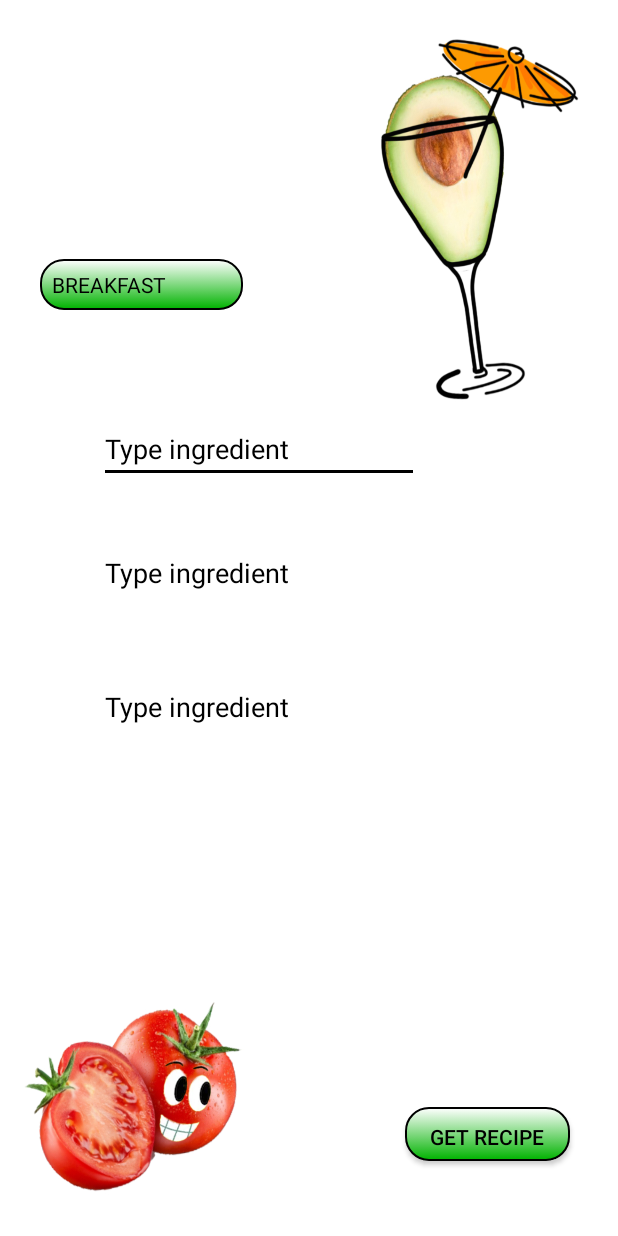
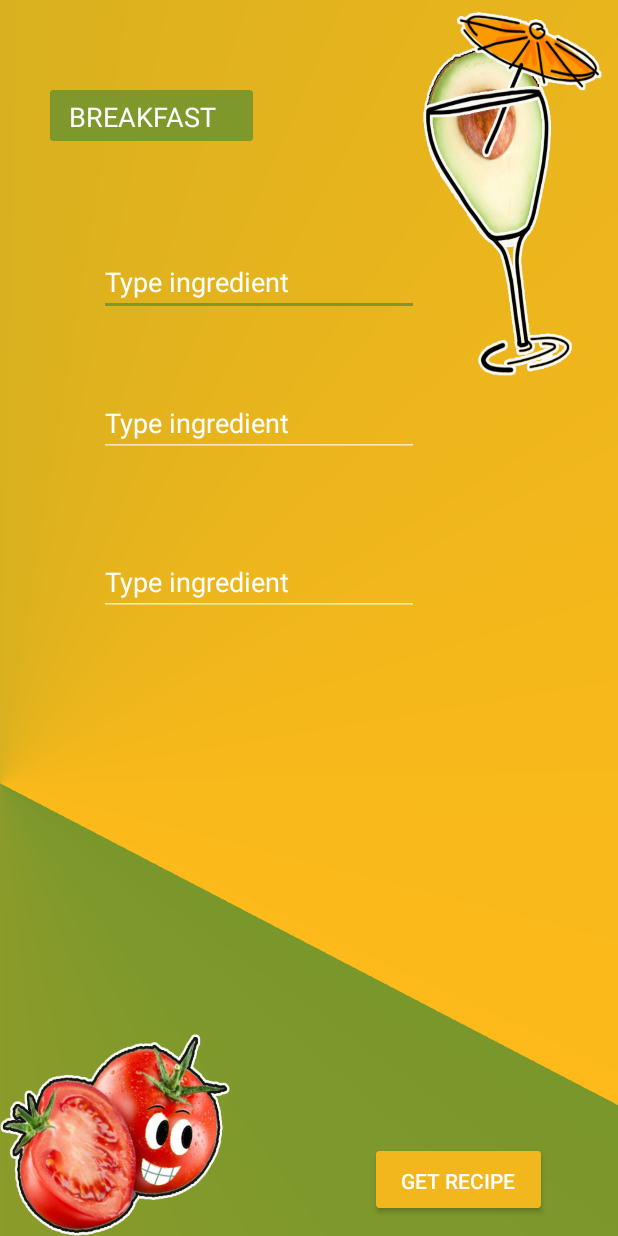
Before and after one commit to AneliaBlagoeva/AndroidReciepeRecommender, an Android app: the screen it shows after launch (MainActivity), on a phone screen of 412 x 824 dp. Run offline under Robolectric (Android 15) with nearby library versions, the phone set to English and light mode, and no system bars.

Commit message:
Changed first screen UI.

```diff
--- a/app/src/main/res/drawable/button_custom.xml
+++ b/app/src/main/res/drawable/button_custom.xml
@@ -6,9 +6,9 @@
                         android:color="@color/colorGradientLight"/>
                 <stroke
                         android:width="2dp"
-                        android:color="@color/colorAccent"/>
+                        android:color="@color/colorGradientLight"/>
                 <corners
-                        android:radius="6dp"/>
+                        android:radius="1dp"/>
                 <padding
                         android:bottom="10dp"
                         android:left="10dp"
@@ -19,16 +19,13 @@
         </item>
         <item>
         <shape>
-        <gradient
-                android:angle="270"
-                android:endColor="@color/colorGradientLight"
-                android:startColor="@color/colorPrimary"
-                android:type="linear"/>
-        <stroke
-                android:width="1dp"
-                android:color="@color/colorAccent"/>
+            <solid
+                    android:color="@color/colorGradientLight"/>
+            <stroke
+                    android:width="2dp"
+                    android:color="@color/colorGradientLight"/>
         <corners
-                android:radius="15dp"/>
+                android:radius="1dp"/>
         <padding
                 android:bottom="10dp"
                 android:left="10dp"
--- a/app/src/main/res/drawable/spinner_gradient.xml
+++ b/app/src/main/res/drawable/spinner_gradient.xml
@@ -3,11 +3,11 @@
     <item><layer-list>
         <item><shape>
 
-            <gradient android:angle="270" android:endColor="@color/colorGradientLight" android:startColor="@color/colorPrimary" android:type="linear" />
+            <solid android:color="@color/colorGradientDark"/>
 
-            <stroke android:width="1dp" android:color="@color/colorAccent" />
+            <stroke android:width="2dp" android:color="@color/colorGradientDark" />
 
-            <corners android:radius="15dp" />
+            <corners android:radius="1dp" />
 
             <padding android:bottom="10dp" android:left="10dp" android:right="10dp" android:top="10dp" />
         </shape></item>
--- a/app/src/main/res/layout/activity_main.xml
+++ b/app/src/main/res/layout/activity_main.xml
@@ -11,7 +11,7 @@
     <Button
             android:text="Get recipe"
             android:layout_width="110dp"
-            android:layout_height="36dp"
+            android:layout_height="38dp"
             android:id="@+id/button"
             android:layout_marginBottom="8dp"
             android:onClick="onClickBtn"
@@ -19,10 +19,10 @@
             android:layout_marginEnd="32dp" android:layout_marginRight="32dp"
             android:layout_marginStart="8dp"
             app:layout_constraintStart_toStartOf="parent" android:layout_marginLeft="8dp"
-            app:layout_constraintHorizontal_bias="1.0" android:layout_marginTop="8dp"
-            app:layout_constraintTop_toTopOf="parent" app:layout_constraintVertical_bias="0.946"
+            app:layout_constraintHorizontal_bias="0.927" android:layout_marginTop="8dp"
+            app:layout_constraintTop_toTopOf="parent" app:layout_constraintVertical_bias="0.986"
             tools:ignore="OnClick"
-            android:textColor="@color/colorAccent"
+            android:textColor="@color/colorPrimary"
             android:background="@drawable/button_custom"/>
     <Spinner
             android:layout_width="135dp"
@@ -32,10 +32,10 @@
             android:layout_marginRight="8dp"
             app:layout_constraintStart_toStartOf="parent" android:layout_marginLeft="8dp"
             android:layout_marginStart="8dp"
-            app:layout_constraintHorizontal_bias="0.065"
+            app:layout_constraintHorizontal_bias="0.092"
             android:layout_marginTop="8dp" app:layout_constraintTop_toTopOf="parent"
             android:layout_marginBottom="8dp" app:layout_constraintBottom_toBottomOf="parent"
-            app:layout_constraintVertical_bias="0.211"
+            app:layout_constraintVertical_bias="0.065"
             style="@style/spinner_style"/>
     <EditText
             android:layout_width="wrap_content"
@@ -52,7 +52,7 @@
             app:layout_constraintHorizontal_bias="0.318" android:layout_marginTop="8dp"
             app:layout_constraintTop_toBottomOf="@+id/spinner"
             app:layout_constraintBottom_toTopOf="@+id/button"
-            style="@style/App_EditTextStyle" app:layout_constraintVertical_bias="0.132"/>
+            style="@style/App_EditTextStyle" app:layout_constraintVertical_bias="0.103"/>
     <EditText
             android:layout_width="wrap_content"
             android:layout_height="wrap_content"
--- a/app/src/main/res/layout/spinner_text_color.xml
+++ b/app/src/main/res/layout/spinner_text_color.xml
@@ -3,7 +3,9 @@
 xmlns:android="http://schemas.android.com/apk/res/android"
 android:layout_width="match_parent"
 android:layout_height="wrap_content"
-android:textColor="@color/colorAccent"
-android:textColorHint="@color/colorAccent"
+android:textColor="@color/colorPrimary"
+android:textColorHint="@color/colorPrimary"
+android:textAlignment="center"
+android:textSize="18dp"
 android:drawableBottom="@color/colorGradientDark"
 />
--- a/app/src/main/res/values/colors.xml
+++ b/app/src/main/res/values/colors.xml
@@ -2,6 +2,6 @@
 <resources>
     <color name="colorPrimary">#ffffff</color>
     <color name="colorAccent">#000000</color>
-    <color name="colorGradientDark">#323232</color>
-    <color name="colorGradientLight">#00b200</color>
+    <color name="colorGradientDark">#7e982b</color>
+    <color name="colorGradientLight">#f2b71d</color>
 </resources>
--- a/app/src/main/res/values/styles.xml
+++ b/app/src/main/res/values/styles.xml
@@ -4,11 +4,11 @@
     <style name="AppTheme" parent="Theme.AppCompat.NoActionBar">
         <!-- Customize your theme here. -->
         <item name="colorPrimary">@color/colorPrimary</item>
-        <item name="colorAccent">@color/colorAccent</item>
+        <item name="colorAccent">@color/colorGradientDark</item>
     </style>
     <style name="App_EditTextStyle" parent="@android:style/Widget.EditText">
-        <item name="android:textColorHint">@color/colorAccent</item>
-        <item name="android:textColor">@color/colorAccent</item>
+        <item name="android:textColorHint">@color/colorPrimary</item>
+        <item name="android:textColor">@color/colorPrimary</item>
     </style>
     <style name="spinner_style">
         <item name="android:layout_width">match_parent</item>
```
Also changed, not shown: app/src/main/res/drawable/background.jpg, app/src/main/res/drawable/background_1.jpg (deleted).
